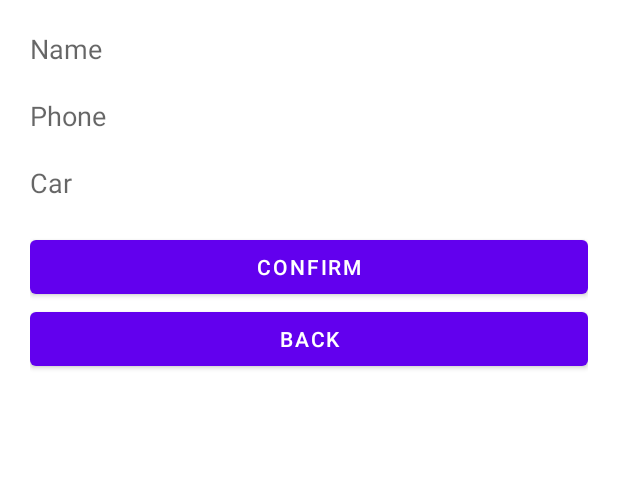
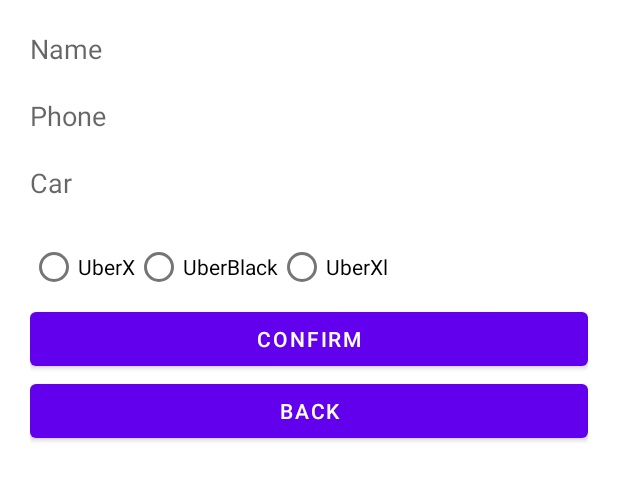
Before and after one commit to javierjuanJJ/UberClone, an Android app: the DriverSettingsActivity screen opened directly, with no data from a screen before it, on a phone screen of 412 x 824 dp, the part 264-765 px from its top. Run offline under Robolectric (Android 15) with nearby library versions, the phone set to English and light mode, and no system bars; our stand-ins replace Firebase (no records; nobody signed in at launch, a user with empty details on screens opened directly).

Commit message:
Driver's services implemented

```diff
--- a/app/build.gradle
+++ b/app/build.gradle
@@ -42,6 +42,7 @@ dependencies {
     implementation 'com.google.firebase:firebase-database:20.0.6'
     implementation 'com.google.android.gms:play-services-maps:18.1.0'
     implementation 'com.google.android.gms:play-services-location:20.0.0'
+    implementation 'com.github.jd-alexander:library:1.1.0'
 
 
 
--- a/app/src/main/res/layout/activity_driver_settings.xml
+++ b/app/src/main/res/layout/activity_driver_settings.xml
@@ -35,6 +35,29 @@
         android:background="@null"
         android:hint="@string/etCar"
         android:layout_marginBottom="20sp"/>
+
+    <RadioGroup
+        android:layout_width="match_parent"
+        android:layout_height="wrap_content"
+        android:id="@+id/radioGroup"
+        android:orientation="horizontal">
+        <RadioButton
+            android:layout_width="wrap_content"
+            android:layout_height="wrap_content"
+            android:text="UberX"
+            android:id="@+id/UberX"/>
+        <RadioButton
+            android:layout_width="wrap_content"
+            android:layout_height="wrap_content"
+            android:text="UberBlack"
+            android:id="@+id/UberBlack"/>
+        <RadioButton
+            android:layout_width="wrap_content"
+            android:layout_height="wrap_content"
+            android:text="UberXl"
+            android:id="@+id/UberXl"/>
+    </RadioGroup>
+
     <Button
         android:layout_width="match_parent"
         android:layout_height="wrap_content"
```
Also changed, not shown: app/src/main/java/whatsappclone/proyecto_javier_juan_uceda/uberclone/CostumerMapActivity.java (+40 -4 lines), app/src/main/java/whatsappclone/proyecto_javier_juan_uceda/uberclone/DriverMapActivity.java (+33 -1 lines), app/src/main/java/whatsappclone/proyecto_javier_juan_uceda/uberclone/DriverSettingsActivity.java (+32 -1 lines), app/src/main/res/layout/activity_costumer_map.xml (+52 -21 lines).
